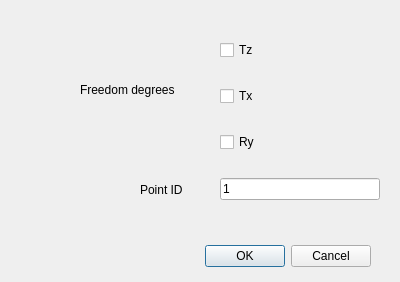
First picture: the form in addboundariesdialog.ui, repository Haudkozaur/masterThesis, before the edit.
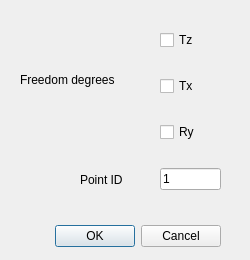
Second picture: the form after the edit.

```diff
--- a/addboundariesdialog.ui
+++ b/addboundariesdialog.ui
@@ -6,8 +6,8 @@
    <rect>
     <x>0</x>
     <y>0</y>
-    <width>400</width>
-    <height>282</height>
+    <width>250</width>
+    <height>260</height>
    </rect>
   </property>
   <property name="windowTitle">
@@ -16,9 +16,9 @@
   <widget class="QDialogButtonBox" name="buttonBox">
    <property name="geometry">
     <rect>
-     <x>30</x>
-     <y>240</y>
-     <width>341</width>
+     <x>50</x>
+     <y>220</y>
+     <width>171</width>
      <height>32</height>
     </rect>
    </property>
@@ -32,9 +32,9 @@
   <widget class="QWidget" name="verticalLayoutWidget">
    <property name="geometry">
     <rect>
-     <x>220</x>
-     <y>20</y>
-     <width>160</width>
+     <x>160</x>
+     <y>10</y>
+     <width>61</width>
      <height>201</height>
     </rect>
    </property>
@@ -72,9 +72,9 @@
   <widget class="QLabel" name="label">
    <property name="geometry">
     <rect>
-     <x>80</x>
-     <y>80</y>
-     <width>131</width>
+     <x>20</x>
+     <y>70</y>
+     <width>121</width>
      <height>20</height>
     </rect>
    </property>
@@ -85,9 +85,9 @@
   <widget class="QLabel" name="label_2">
    <property name="geometry">
     <rect>
-     <x>140</x>
-     <y>180</y>
-     <width>71</width>
+     <x>80</x>
+     <y>170</y>
+     <width>61</width>
      <height>20</height>
     </rect>
    </property>
```
